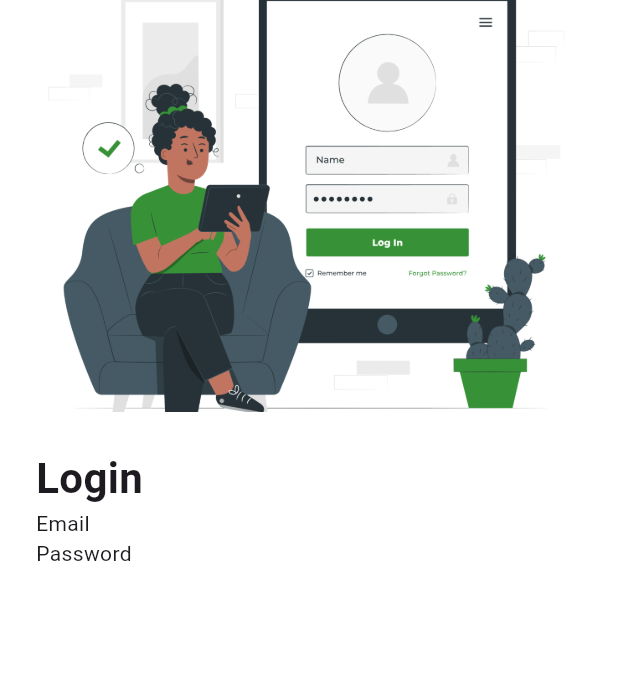
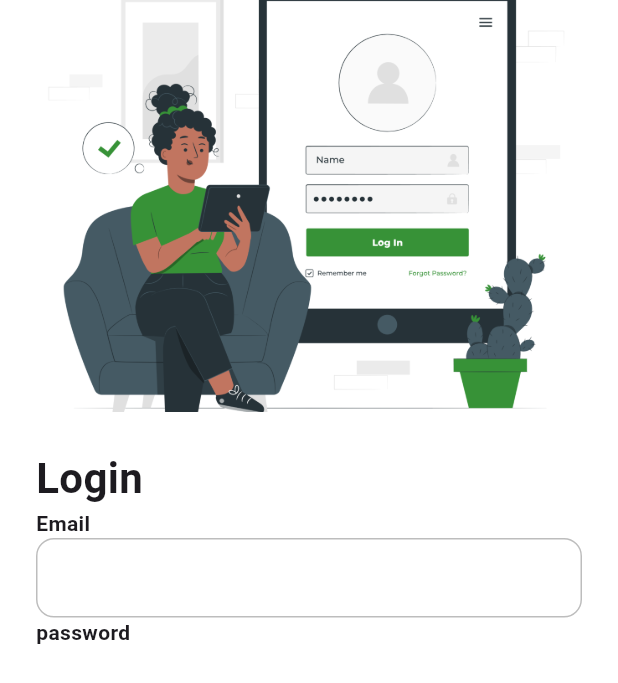
Before and after one commit to jamydevelop/Flutter-Upark-Driver, a Flutter app: the screen it shows after launch, on a phone screen of 412 x 824 dp. Shown: the top 683 px of the screen. Run offline on Flutter 3.47's test engine with Material 3 defaults, Android fonts, the phone set to English and light mode, and no system bars.

Commit message:
misc files

```diff
--- a/upark_driver/lib/core/resources/dimensions.dart
+++ b/upark_driver/lib/core/resources/dimensions.dart
@@ -18,7 +18,8 @@ const double fontSizeSubhead = 15.0;
 const double fontSizeCallout = 16.0;
 const double fontSizeBody = 17.0;
 const double fontSizeHeadline = 17.0;
-const double fontSizeTitle4 = 10.0;
+const double fontSizeTitle5 = 10.0;
+const double fontSizeTitle4 = 14.0;
 const double fontSizeTitle3 = 20.0;
 const double fontSizeTitle2 = 22.0;
 const double fontSizeTitle1 = 28.0;
--- /dev/null
+++ b/upark_driver/lib/core/widget/common_text_field.dart
@@ -0,0 +1,243 @@
+import 'package:flutter/material.dart';
+import 'package:flutter/services.dart';
+import 'package:upark_driver/core/resources/dimensions.dart';
+
+class CommonTextField extends StatefulWidget {
+  const CommonTextField(
+      {super.key,
+      this.label,
+      this.labelText,
+      this.labelStyle,
+      this.helperText,
+      this.helperTextStyle,
+      this.helperPadding,
+      this.hintText,
+      this.hintTextStyle,
+      this.textStyle,
+      this.controller,
+      this.focusNode,
+      this.prefixIcon,
+      this.suffixIcon,
+      this.readOnly = false,
+      this.textInputAction = TextInputAction.next,
+      this.onTap,
+      this.keyboardType = TextInputType.text,
+      this.inputBorder,
+      this.isEnabled = true,
+      this.validator,
+      this.onChanged,
+      this.errorText,
+      this.isSecure = false,
+      this.maxLines = 2,
+      this.minLines = 1,
+      this.onFieldSubmitted,
+      this.hasShowHideTextIcon = false,
+      this.onFocusChange,
+      this.inputFormatters,
+      this.maxLength,
+      this.fillColor,
+      this.filled,
+      this.contentPadding,
+      this.isDense,
+      this.prefixText,
+      this.prefixStyle,
+      this.prefixIconConstraints,
+      this.fontFamily,
+      this.autofocus = false,
+      this.textAlign = TextAlign.start,
+      this.onEditingComplete,
+      this.hasCounter = false});
+
+  final String? helperText;
+  final TextStyle? helperTextStyle;
+  final EdgeInsetsGeometry? helperPadding;
+  final EdgeInsetsGeometry? contentPadding;
+  final String? labelText;
+  final TextStyle? labelStyle;
+  final String? hintText;
+  final TextStyle? hintTextStyle;
+  final TextStyle? textStyle;
+  final TextEditingController? controller;
+  final FocusNode? focusNode;
+  final Widget? prefixIcon;
+  final Widget? suffixIcon;
+  final bool readOnly;
+  final VoidCallback? onTap;
+  final TextInputAction textInputAction;
+  final TextInputType keyboardType;
+  final InputBorder? inputBorder;
+  final bool isEnabled;
+  final String? errorText;
+  final Function(String)? onChanged;
+  final String? Function(String?)? validator;
+  final bool isSecure;
+  final bool hasShowHideTextIcon;
+  final int? maxLines;
+  final int? minLines;
+  final Function(String)? onFieldSubmitted;
+  final Function(bool)? onFocusChange;
+  final List<TextInputFormatter>? inputFormatters;
+  final int? maxLength;
+  final bool? filled;
+  final Color? fillColor;
+  final Widget? label;
+  final bool? isDense;
+  final String? prefixText;
+  final TextStyle? prefixStyle;
+  final BoxConstraints? prefixIconConstraints;
+  final String? fontFamily;
+  final bool autofocus;
+  final TextAlign textAlign;
+  final bool hasCounter;
+  final void Function()? onEditingComplete;
+
+  @override
+  CommonTextFieldState createState() => CommonTextFieldState();
+}
+
+class CommonTextFieldState extends State<CommonTextField> {
+  bool _isTextShown = false;
+  bool _isFocus = false;
+
+  final _textEditingController = TextEditingController();
+  final _focusNode = FocusNode();
+
+  @override
+  void initState() {
+    _focusNode.addListener(_focusListener);
+    super.initState();
+  }
+
+  void _focusListener() {
+    setState(() {
+      _isFocus = _focusNode.hasFocus;
+    });
+    widget.onFocusChange?.call(_isFocus);
+  }
+
+  @override
+  Widget build(BuildContext context) {
+    return Column(
+      crossAxisAlignment: CrossAxisAlignment.start,
+      children: [
+        widget.helperText != null
+            ? Padding(
+                padding: widget.helperPadding ??
+                    const EdgeInsets.symmetric(horizontal: 4.0, vertical: 12.0),
+                child: Text(
+                  widget.helperText!,
+                  style: widget.helperTextStyle ??
+                      const TextStyle(
+                        fontSize: 12.0,
+                        fontWeight: FontWeight.w500,
+                        color: Colors.grey,
+                      ),
+                ),
+              )
+            : const SizedBox.shrink(),
+        Theme(
+          data: Theme.of(context).copyWith(
+            textSelectionTheme: TextSelectionThemeData(
+              cursorColor: Colors.blue,
+              selectionColor: Colors.blue.shade200,
+              selectionHandleColor: Colors.blue.shade200,
+            ),
+            // colorScheme: const ColorScheme.light(
+            //   primary: CustomColors.primaryColor,
+            // ),
+          ),
+          child: TextFormField(
+            autofocus: widget.autofocus,
+            onTap: widget.onTap,
+            enabled: widget.isEnabled,
+            readOnly: widget.readOnly,
+            obscureText:
+                widget.hasShowHideTextIcon ? !_isTextShown : widget.isSecure,
+            controller: widget.controller ?? _textEditingController,
+            focusNode: widget.focusNode ?? _focusNode,
+            textInputAction: widget.textInputAction,
+            keyboardType: widget.keyboardType,
+            style: widget.textStyle ??
+                TextStyle(
+                    color: Colors.black87,
+                    fontSize: 14.0,
+                    fontWeight: FontWeight.w400,
+                    fontFamily: widget.fontFamily),
+            textAlign: widget.textAlign,
+            inputFormatters: widget.inputFormatters,
+            onFieldSubmitted: widget.onFieldSubmitted,
+            maxLength: widget.maxLength,
+            onChanged: widget.onChanged,
+            onEditingComplete: widget.onEditingComplete,
+            validator: widget.validator,
+            minLines: widget.minLines,
+            maxLines: widget.maxLines,
+            decoration: InputDecoration(
+              floatingLabelBehavior: FloatingLabelBehavior.always,
+              isDense: widget.isDense,
+              labelText: widget.labelText,
+              labelStyle: widget.labelStyle,
+              label: widget.label,
+              filled: widget.filled,
+              fillColor: widget.fillColor,
+              counterText: (widget.hasCounter) ? null : "",
+              contentPadding:
+                  widget.contentPadding ?? const EdgeInsets.all(regularSpacing),
+              hintText: widget.hintText,
+              hintStyle: widget.hintTextStyle ??
+                  const TextStyle(
+                    color: Colors.black38,
+                    fontSize: 14.0,
+                    fontWeight: FontWeight.w400,
+                  ),
+              errorText: widget.errorText,
+              errorStyle: const TextStyle(
+                fontSize: 12.0,
+                color: Colors.red,
+                fontWeight: FontWeight.w500,
+              ),
+              errorMaxLines: 5,
+              border: widget.inputBorder,
+              focusedBorder: widget.inputBorder,
+              disabledBorder: widget.inputBorder,
+              enabledBorder: widget.inputBorder,
+              prefixIconConstraints: widget.prefixIconConstraints,
+              prefixIcon: widget.prefixIcon != null
+                  ? Padding(
+                      padding: const EdgeInsets.only(bottom: 2.0),
+                      child: widget.prefixIcon,
+                    )
+                  : null,
+              prefixText: widget.prefixText,
+              prefixStyle: widget.prefixStyle,
+              suffixIcon: widget.suffixIcon ??
+                  (widget.hasShowHideTextIcon
+                      ? _isTextShown
+                          ? IconButton(
+                              splashRadius: 20,
+                              icon: const Icon(Icons.visibility_outlined,
+                                  color: Colors.grey),
+                              onPressed: () {
+                                setState(() {
+                                  _isTextShown = !_isTextShown;
+                                });
+                              },
+                            )
+                          : IconButton(
+                              splashRadius: 20,
+                              icon: const Icon(Icons.visibility_off_outlined,
+                                  color: Colors.grey),
+                              onPressed: () {
+                                setState(() {
+                                  _isTextShown = !_isTextShown;
+                                });
+                              },
+                            )
+                      : null),
+            ),
+          ),
+        ),
+      ],
+    );
+  }
+}
--- /dev/null
+++ b/upark_driver/lib/core/widget/common_text_label.dart
@@ -0,0 +1,26 @@
+import 'package:flutter/material.dart';
+
+class CommonTextLabel extends StatelessWidget {
+  final String text;
+  final double fontSize;
+  final FontWeight fontWeight;
+
+  // Constructor to allow customization of text, fontSize, and fontWeight
+  const CommonTextLabel({
+    super.key,
+    required this.text,
+    this.fontSize = 24.0, // Default font size (can be adjusted)
+    this.fontWeight = FontWeight.bold, // Default font weight
+  });
+
+  @override
+  Widget build(BuildContext context) {
+    return Text(
+      text,
+      style: TextStyle(
+        fontSize: fontSize,
+        fontWeight: fontWeight,
+      ),
+    );
+  }
+}
--- a/upark_driver/lib/features/login/presentation/authentication_page.dart
+++ b/upark_driver/lib/features/login/presentation/authentication_page.dart
@@ -1,5 +1,7 @@
 import 'package:flutter/material.dart';
 import 'package:upark_driver/core/resources/dimensions.dart';
+import 'package:upark_driver/core/widget/common_text_field.dart';
+import 'package:upark_driver/core/widget/common_text_label.dart';
 
 class AuthenticationPage extends StatefulWidget {
   const AuthenticationPage({super.key});
@@ -34,8 +36,22 @@ class _AuthenticationPageState extends State<AuthenticationPage> {
                   fontWeight: FontWeight.bold,
                 ),
               ),
-              Text("Email"),
-              Text("Password"),
+              CommonTextLabel(
+                text: "Email",
+                fontSize: fontSizeTitle4,
+              ),
+              CommonTextField(
+                fillColor: Colors.white,
+                filled: true,
+                keyboardType: TextInputType.text,
+                inputBorder: OutlineInputBorder(
+                    borderRadius: BorderRadius.circular(12.0),
+                    borderSide: BorderSide(color: Colors.grey.shade400)),
+              ),
+              CommonTextLabel(
+                text: "password",
+                fontSize: fontSizeTitle4,
+              ),
             ],
           ),
         ),
```
